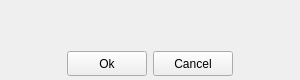
Old version of the form share/skins/default/confirm.ui in the repository itds-consulting/yate.
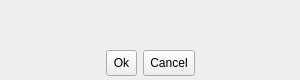
New version of the form. Icons and pictures are not drawn.

Commit message: Modified the look of buttons and the size of the text displaying on the buttons. Modified layout of the confirm and message windows. Fixes layout issues in the native style on Mac OS X.

```diff
--- a/share/skins/default/confirm.ui
+++ b/share/skins/default/confirm.ui
@@ -35,6 +35,30 @@
   </property>
   <layout class="QVBoxLayout" >
    <property name="spacing" >
+    <number>0</number>
+   </property>
+   <property name="leftMargin" >
+    <number>0</number>
+   </property>
+   <property name="topMargin" >
+    <number>0</number>
+   </property>
+   <property name="rightMargin" >
+    <number>0</number>
+   </property>
+   <property name="bottomMargin" >
+    <number>0</number>
+   </property>
+   <item>
+    <widget class="QFrame" name="frame" >
+     <property name="frameShape" >
+      <enum>QFrame::NoFrame</enum>
+     </property>
+     <property name="frameShadow" >
+      <enum>QFrame::Raised</enum>
+     </property>
+     <layout class="QVBoxLayout" >
+      <property name="spacing" >
     <number>8</number>
    </property>
    <property name="leftMargin" >
@@ -96,17 +120,17 @@
       </spacer>
      </item>
      <item>
-      <widget class="QPushButton" name="ok" >
+         <widget class="QToolButton" name="ok" >
        <property name="minimumSize" >
         <size>
          <width>0</width>
-         <height>25</height>
+            <height>26</height>
         </size>
        </property>
        <property name="maximumSize" >
         <size>
          <width>16777215</width>
-         <height>25</height>
+            <height>26</height>
         </size>
        </property>
        <property name="text" >
@@ -115,20 +139,23 @@
        <property name="icon" >
         <iconset>ok.png</iconset>
        </property>
+          <property name="toolButtonStyle" >
+           <enum>Qt::ToolButtonTextBesideIcon</enum>
+          </property>
       </widget>
      </item>
      <item>
-      <widget class="QPushButton" name="button_hide" >
+         <widget class="QToolButton" name="button_hide" >
        <property name="minimumSize" >
         <size>
          <width>0</width>
-         <height>25</height>
+            <height>26</height>
         </size>
        </property>
        <property name="maximumSize" >
         <size>
          <width>16777215</width>
-         <height>25</height>
+            <height>26</height>
         </size>
        </property>
        <property name="text" >
@@ -143,6 +170,9 @@
          <height>20</height>
         </size>
        </property>
+          <property name="toolButtonStyle" >
+           <enum>Qt::ToolButtonTextBesideIcon</enum>
+          </property>
       </widget>
      </item>
      <item>
@@ -159,6 +189,9 @@
       </spacer>
      </item>
     </layout>
+      </item>
+     </layout>
+    </widget>
    </item>
   </layout>
  </widget>
```
Lines whose indentation alone changed are shown as unchanged. The commit also changes 6 other files.
